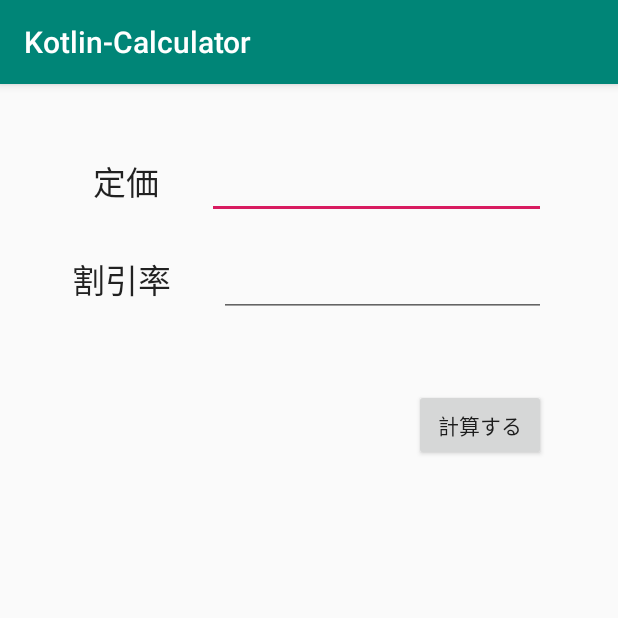
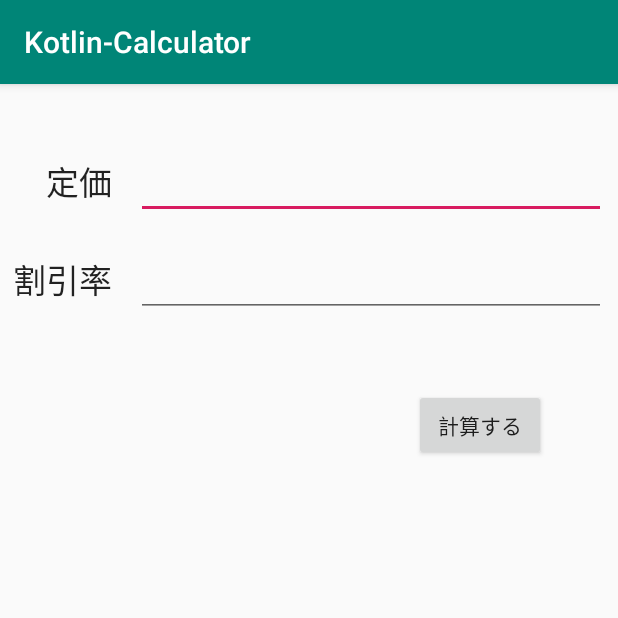
Before and after one commit to y-sumida/Kotlin-Calculator, an Android app: the screen it shows after launch (MainActivity), on a phone screen of 412 x 824 dp, the top half of it. Run offline under Robolectric (Android 15) with nearby library versions, the phone set to English and light mode, and no system bars.

Commit message:
Guidlineを使ってレイアウトを調整する

```diff
--- a/app/src/main/res/layout/activity_main.xml
+++ b/app/src/main/res/layout/activity_main.xml
@@ -13,38 +13,44 @@
             android:id="@+id/textView"
             android:textAppearance="@style/TextAppearance.AppCompat.Large" android:layout_marginTop="48dp"
             app:layout_constraintTop_toTopOf="parent"
-            android:layout_marginEnd="8dp" app:layout_constraintEnd_toEndOf="@+id/textView2"/>
+            app:layout_constraintEnd_toEndOf="@+id/textView2"/>
     <EditText
             android:layout_width="0dp"
             android:layout_height="wrap_content"
             android:inputType="number"
             android:ems="10"
             android:id="@+id/price"
-            app:layout_constraintStart_toEndOf="@+id/textView" android:layout_marginStart="32dp"
-            app:layout_constraintEnd_toEndOf="parent" android:layout_marginEnd="48dp"
-            app:layout_constraintBaseline_toBaselineOf="@+id/textView"/>
+            app:layout_constraintEnd_toEndOf="parent" android:layout_marginEnd="8dp"
+            app:layout_constraintBaseline_toBaselineOf="@+id/textView"
+            app:layout_constraintStart_toStartOf="@+id/guideline" android:layout_marginStart="8dp"
+            app:layout_constraintHorizontal_bias="0.0"/>
     <TextView
             android:text="割引率"
             android:layout_width="wrap_content"
-            android:layout_height="wrap_content"
+            android:layout_height="30dp"
             android:id="@+id/textView2"
             android:textAppearance="@style/TextAppearance.AppCompat.Large" android:layout_marginTop="32dp"
-            app:layout_constraintTop_toBottomOf="@+id/textView" android:layout_marginStart="48dp"
-            app:layout_constraintStart_toStartOf="parent"/>
+            app:layout_constraintTop_toBottomOf="@+id/textView" android:layout_marginStart="8dp"
+            app:layout_constraintStart_toStartOf="parent" android:layout_marginEnd="8dp"
+            app:layout_constraintEnd_toStartOf="@+id/guideline" app:layout_constraintHorizontal_bias="1.0"/>
     <EditText
             android:layout_width="0dp"
             android:layout_height="wrap_content"
             android:inputType="number"
             android:ems="10"
-            android:id="@+id/editText2"
-            app:layout_constraintStart_toEndOf="@+id/textView2" android:layout_marginStart="32dp"
-            app:layout_constraintEnd_toEndOf="parent" android:layout_marginEnd="48dp"
-            app:layout_constraintBaseline_toBaselineOf="@+id/textView2"/>
+            android:id="@+id/discount"
+            app:layout_constraintBaseline_toBaselineOf="@+id/textView2"
+            app:layout_constraintStart_toStartOf="@+id/guideline" android:layout_marginStart="8dp"
+            app:layout_constraintEnd_toEndOf="parent" android:layout_marginEnd="8dp"/>
     <Button
             android:text="計算する"
             android:layout_width="wrap_content"
             android:layout_height="wrap_content"
             android:id="@+id/calculate" android:layout_marginTop="48dp"
-            app:layout_constraintTop_toBottomOf="@+id/editText2" app:layout_constraintEnd_toEndOf="parent"
+            app:layout_constraintTop_toBottomOf="@+id/discount" app:layout_constraintEnd_toEndOf="parent"
             android:layout_marginEnd="48dp"/>
+    <android.support.constraint.Guideline android:layout_width="wrap_content" android:layout_height="wrap_content"
+                                          android:id="@+id/guideline"
+                                          android:orientation="vertical"
+                                          app:layout_constraintGuide_percent="0.2"/>
 </android.support.constraint.ConstraintLayout>
```
